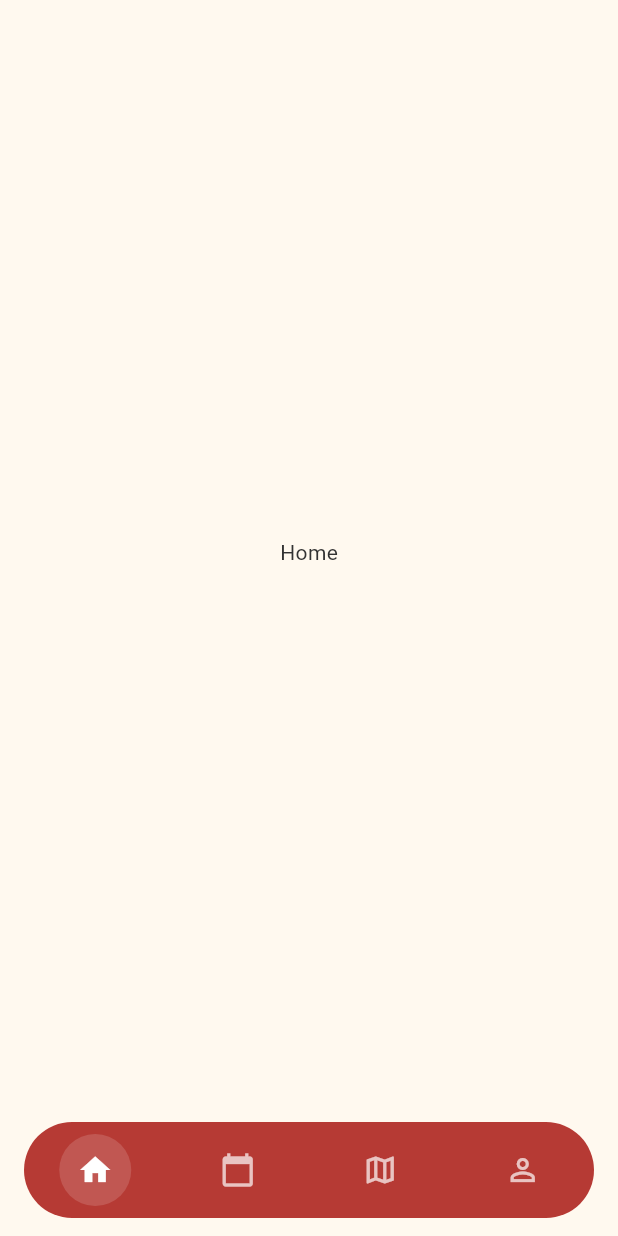
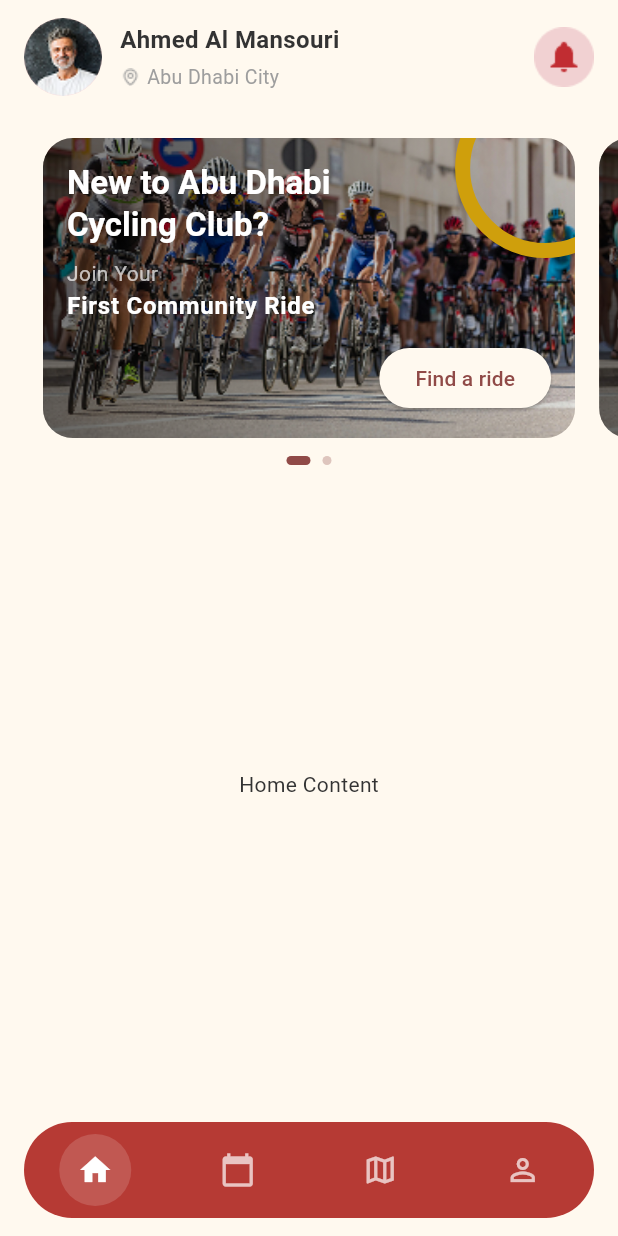
Before and after one commit to expertdeveloper5821/adcc-mobile-app, a Flutter app: the HomeScreen screen opened directly, on a phone screen of 412 x 824 dp. Run offline on Flutter 3.47's test engine with Material 3 defaults, Android fonts, the light colour scheme and no system bars; our stand-ins replace dio.

Commit message:
Created home screen

```diff
--- a/lib/features/home/view/ home_screen.dart
+++ b/lib/features/home/view/ home_screen.dart
@@ -1,4 +1,5 @@
 
+import 'package:adcc/features/home/view/home_tab.dart';
 import 'package:flutter/material.dart';
 
 import '../../../shared/widgets/custom_bottom_nav.dart';
@@ -14,7 +15,7 @@ class _HomeScreenState extends State<HomeScreen> {
   int _currentIndex = 0;
 
   final List<Widget> _pages = const [
-    Center(child: Text('Home')),
+    HomeTab(),
     Center(child: Text('Events')),
     Center(child: Text('Map')),
     Center(child: Text('Profile')),
--- /dev/null
+++ b/lib/features/home/view/home_tab.dart
@@ -0,0 +1,29 @@
+import 'package:adcc/features/home/view/promo_carousel.dart';
+import 'package:flutter/material.dart';
+import '../../../shared/widgets/profile_header.dart';
+
+class HomeTab extends StatelessWidget {
+  const HomeTab({super.key});
+
+  @override
+  Widget build(BuildContext context) {
+    return SafeArea(
+      child: Column(
+        children: [
+          ProfileHeader(
+            name: 'Ahmed Al Mansouri',
+            location: 'Abu Dhabi City',
+            profileImagePath: 'assets/images/profile.png',
+            onNotificationTap: () {
+              debugPrint('Notification tapped');
+            },
+          ),
+          SizedBox(height: 16),
+          PromoCarousel(),
+          // Rest of Home content
+          const Expanded(child: Center(child: Text('Home Content'))),
+        ],
+      ),
+    );
+  }
+}
--- /dev/null
+++ b/lib/features/home/view/promo_card.dart
@@ -0,0 +1,125 @@
+import 'package:flutter/material.dart';
+
+class PromoData {
+  final String image;
+  final String title;
+  final String subtitle;
+  final String highlight;
+  final String buttonText;
+
+  PromoData({
+    required this.image,
+    required this.title,
+    required this.subtitle,
+    required this.highlight,
+    required this.buttonText,
+  });
+}
+
+class PromoCard extends StatelessWidget {
+  final PromoData data;
+
+  const PromoCard({super.key, required this.data});
+
+  @override
+  Widget build(BuildContext context) {
+    final theme = Theme.of(context);
+
+    return Padding(
+      padding: const EdgeInsets.symmetric(horizontal: 8),
+      child: ClipRRect(
+        borderRadius: BorderRadius.circular(20),
+        child: Stack(
+          children: [
+            // Background image
+            Positioned.fill(child: Image.asset(data.image, fit: BoxFit.cover)),
+
+            // Dark overlay
+            Positioned.fill(
+              child: Container(
+                decoration: const BoxDecoration(
+                  gradient: LinearGradient(
+                    begin: Alignment.centerLeft,
+                    end: Alignment.centerRight,
+                    colors: [Colors.black54, Colors.transparent],
+                    stops: [0.0, 1],
+                  ),
+                ),
+              ),
+            ),
+
+            // Yellow arc decoration
+            Positioned(
+              top: -40,
+              right: -40,
+              child: Container(
+                width: 120,
+                height: 120,
+                decoration: BoxDecoration(
+                  shape: BoxShape.circle,
+                  border: Border.all(
+                    width: 10,
+                    color: theme.colorScheme.secondary,
+                  ),
+                ),
+              ),
+            ),
+
+            // Content
+            Padding(
+              padding: const EdgeInsets.all(16),
+              child: Column(
+                crossAxisAlignment: CrossAxisAlignment.start,
+                mainAxisAlignment: MainAxisAlignment.spaceBetween,
+                children: [
+                  // Text
+                  Column(
+                    crossAxisAlignment: CrossAxisAlignment.start,
+                    children: [
+                      Text(
+                        data.title,
+                        style: theme.textTheme.titleLarge?.copyWith(
+                          color: Colors.white,
+                        ),
+                      ),
+                      const SizedBox(height: 8),
+                      Text(
+                        data.subtitle,
+                        style: theme.textTheme.bodyMedium?.copyWith(
+                          color: Colors.white70,
+                        ),
+                      ),
+                      Text(
+                        data.highlight,
+                        style: theme.textTheme.bodyLarge?.copyWith(
+                          color: Colors.white,
+                          fontWeight: FontWeight.bold,
+                        ),
+                      ),
+                    ],
+                  ),
+
+                  // Button
+                  Align(
+                    alignment: Alignment.bottomRight,
+                    child: ElevatedButton(
+                      onPressed: () {},
+                      style: ElevatedButton.styleFrom(
+                        backgroundColor: theme.scaffoldBackgroundColor,
+                        foregroundColor: theme.colorScheme.primary,
+                        shape: RoundedRectangleBorder(
+                          borderRadius: BorderRadius.circular(30),
+                        ),
+                      ),
+                      child: Text(data.buttonText),
+                    ),
+                  ),
+                ],
+              ),
+            ),
+          ],
+        ),
+      ),
+    );
+  }
+}
--- /dev/null
+++ b/lib/features/home/view/promo_carousel.dart
@@ -0,0 +1,74 @@
+import 'package:flutter/material.dart';
+import 'promo_card.dart';
+
+class PromoCarousel extends StatefulWidget {
+  const PromoCarousel({super.key});
+
+  @override
+  State<PromoCarousel> createState() => _PromoCarouselState();
+}
+
+class _PromoCarouselState extends State<PromoCarousel> {
+  final PageController _controller = PageController(viewportFraction: 0.9);
+  int _currentIndex = 0;
+
+  final List<PromoData> _items = [
+    PromoData(
+      image: 'assets/images/cycling_1.png',
+      title: 'New to Abu Dhabi\nCycling Club?',
+      subtitle: 'Join Your',
+      highlight: 'First Community Ride',
+      buttonText: 'Find a ride',
+    ),
+    PromoData(
+      image: 'assets/images/cycling_1.png',
+      title: 'Ride Together.\nRide Stronger.',
+      subtitle: 'Discover',
+      highlight: 'Local Events',
+      buttonText: 'Explore',
+    ),
+  ];
+
+  @override
+  Widget build(BuildContext context) {
+    return Column(
+      children: [
+        SizedBox(
+          height: 200,
+          child: PageView.builder(
+            controller: _controller,
+            itemCount: _items.length,
+            onPageChanged: (index) {
+              setState(() => _currentIndex = index);
+            },
+            itemBuilder: (context, index) {
+              return PromoCard(data: _items[index]);
+            },
+          ),
+        ),
+
+        const SizedBox(height: 12),
+
+        // Indicator
+        Row(
+          mainAxisAlignment: MainAxisAlignment.center,
+          children: List.generate(
+            _items.length,
+            (index) => AnimatedContainer(
+              duration: const Duration(milliseconds: 300),
+              margin: const EdgeInsets.symmetric(horizontal: 4),
+              width: _currentIndex == index ? 16 : 6,
+              height: 6,
+              decoration: BoxDecoration(
+                color: _currentIndex == index
+                    ? Theme.of(context).colorScheme.primary
+                    : Theme.of(context).colorScheme.primary.withValues(alpha: 0.3),
+                borderRadius: BorderRadius.circular(10),
+              ),
+            ),
+          ),
+        ),
+      ],
+    );
+  }
+}
--- a/lib/shared/widgets/custom_bottom_nav.dart
+++ b/lib/shared/widgets/custom_bottom_nav.dart
@@ -44,7 +44,7 @@ class CustomBottomNav extends StatelessWidget {
         duration: const Duration(milliseconds: 250),
         padding: const EdgeInsets.all(12),
         decoration: BoxDecoration(
-          color: isSelected ? Colors.white.withOpacity(0.15) : Colors.transparent,
+          color: isSelected ? Colors.white.withValues(alpha: 0.15) : Colors.transparent,
           borderRadius: BorderRadius.circular(30),
         ),
         child: Icon(
--- /dev/null
+++ b/lib/shared/widgets/profile_header.dart
@@ -0,0 +1,86 @@
+import 'package:flutter/material.dart';
+
+class ProfileHeader extends StatelessWidget {
+  final String name;
+  final String location;
+  final String profileImagePath;
+  final VoidCallback? onNotificationTap;
+
+  const ProfileHeader({
+    super.key,
+    required this.name,
+    required this.location,
+    required this.profileImagePath,
+    this.onNotificationTap,
+  });
+
+  @override
+  Widget build(BuildContext context) {
+    return Padding(
+      padding: const EdgeInsets.symmetric(horizontal: 16, vertical: 12),
+      child: Row(
+        children: [
+          // Profile Image
+          CircleAvatar(
+            radius: 26,
+            backgroundImage: AssetImage(profileImagePath),
+          ),
+
+          const SizedBox(width: 12),
+
+          // Name & Location
+          Expanded(
+            child: Column(
+              crossAxisAlignment: CrossAxisAlignment.start,
+              children: [
+                Text(
+                  name,
+                  style: const TextStyle(
+                    fontSize: 16,
+                    fontWeight: FontWeight.w600,
+                  ),
+                ),
+                const SizedBox(height: 4),
+                Row(
+                  children: [
+                    Image.asset(
+                      'assets/images/location.png',
+                      height: 14,
+                      width: 14,
+                      color: Colors.grey, // optional tint
+                    ),
+                    const SizedBox(width: 4),
+                    Text(
+                      location,
+                      style: const TextStyle(fontSize: 13, color: Colors.grey),
+                    ),
+                  ],
+                ),
+              ],
+            ),
+          ),
+
+          // Notification Button
+          GestureDetector(
+            onTap: onNotificationTap,
+            child: Container(
+              height: 40,
+              width: 40,
+              decoration: BoxDecoration(
+                color: Theme.of(context).scaffoldBackgroundColor,
+                shape: BoxShape.circle,
+              ),
+              child:  Center(
+                child: Image.asset(
+                  'assets/images/notification.png',
+                  height: 50,
+                  width: 50,
+                ),
+              ),
+            ),
+          ),
+        ],
+      ),
+    );
+  }
+}
--- a/pubspec.yaml
+++ b/pubspec.yaml
@@ -64,9 +64,9 @@ flutter:
   uses-material-design: true
 
   # To add assets to your application, add an assets section, like this:
-  # assets:
-  #   - images/a_dot_burr.jpeg
-  #   - images/a_dot_ham.jpeg
+  assets:
+    - assets/images/
+    # - images/a_dot_ham.jpeg
 
   # An image asset can refer to one or more resolution-specific "variants", see
   # https://flutter.dev/to/resolution-aware-images
```
Also changed, not shown: lib/shared/widgets/app_button.dart (added, +122 -0 lines), assets/images/cycling_1.png (added), assets/images/location.png (added), assets/images/notification.png (added), assets/images/profile.png (added), 1 other file.
